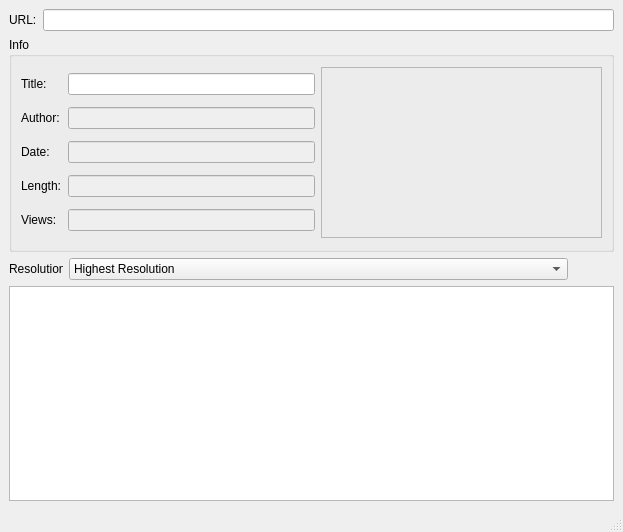
Above: mainwindow.ui from lgnq/YouTubeToPC before the change. Below: the same form after it.
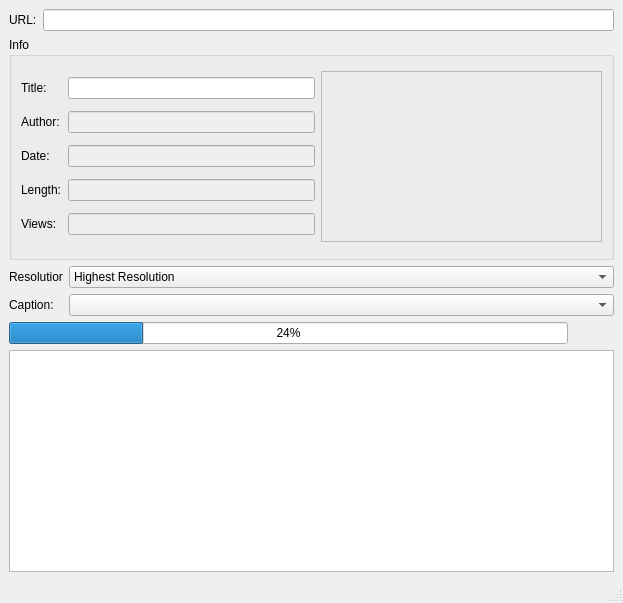
That is the form after the change. Icons and pictures are not drawn.

What changed in the file:
```diff
--- a/mainwindow.ui
+++ b/mainwindow.ui
@@ -7,14 +7,14 @@
     <x>0</x>
     <y>0</y>
     <width>623</width>
-    <height>532</height>
+    <height>603</height>
    </rect>
   </property>
   <property name="windowTitle">
    <string>YouTubeToPC</string>
   </property>
   <widget class="QWidget" name="centralwidget">
-   <layout class="QGridLayout" name="gridLayout_3">
+   <layout class="QGridLayout" name="gridLayout_4">
     <item row="0" column="0">
      <layout class="QHBoxLayout" name="horizontalLayout">
       <item>
@@ -155,8 +155,8 @@
      </widget>
     </item>
     <item row="2" column="0">
-     <layout class="QHBoxLayout" name="horizontalLayout_2">
-      <item>
+     <layout class="QGridLayout" name="gridLayout_3">
+      <item row="0" column="0">
        <widget class="QLabel" name="label_3">
         <property name="sizePolicy">
          <sizepolicy hsizetype="Minimum" vsizetype="Preferred">
@@ -175,21 +175,21 @@
         </property>
        </widget>
       </item>
-      <item>
-       <widget class="QComboBox" name="comboBox">
-        <item>
-         <property name="text">
-          <string>Highest Resolution</string>
-         </property>
-        </item>
-        <item>
-         <property name="text">
-          <string>Best Available</string>
-         </property>
-        </item>
+      <item row="1" column="0">
+       <widget class="QLabel" name="label_8">
+        <property name="text">
+         <string>Caption:</string>
+        </property>
        </widget>
       </item>
-      <item>
+      <item row="2" column="0" colspan="2">
+       <widget class="QProgressBar" name="progressBar">
+        <property name="value">
+         <number>24</number>
+        </property>
+       </widget>
+      </item>
+      <item row="2" column="2">
        <widget class="QPushButton" name="download_btn">
         <property name="enabled">
          <bool>false</bool>
@@ -221,6 +221,23 @@
         </property>
        </widget>
       </item>
+      <item row="0" column="1" colspan="2">
+       <widget class="QComboBox" name="comboBox">
+        <item>
+         <property name="text">
+          <string>Highest Resolution</string>
+         </property>
+        </item>
+        <item>
+         <property name="text">
+          <string>Best Available</string>
+         </property>
+        </item>
+       </widget>
+      </item>
+      <item row="1" column="1" colspan="2">
+       <widget class="QComboBox" name="Captions"/>
+      </item>
      </layout>
     </item>
     <item row="3" column="0">
```
Left out of the diff: 74 changed lines with no effect on the pictures.
